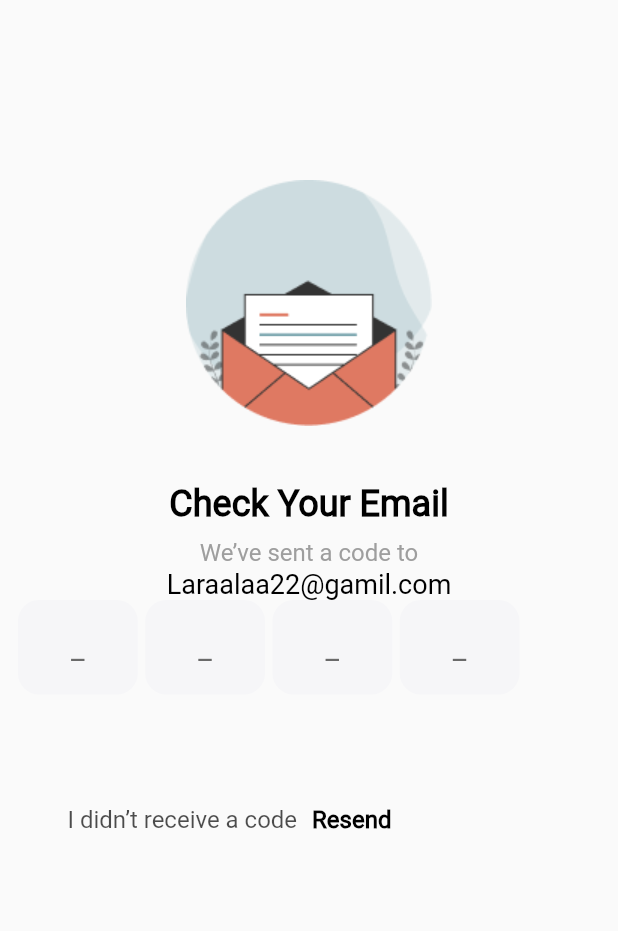
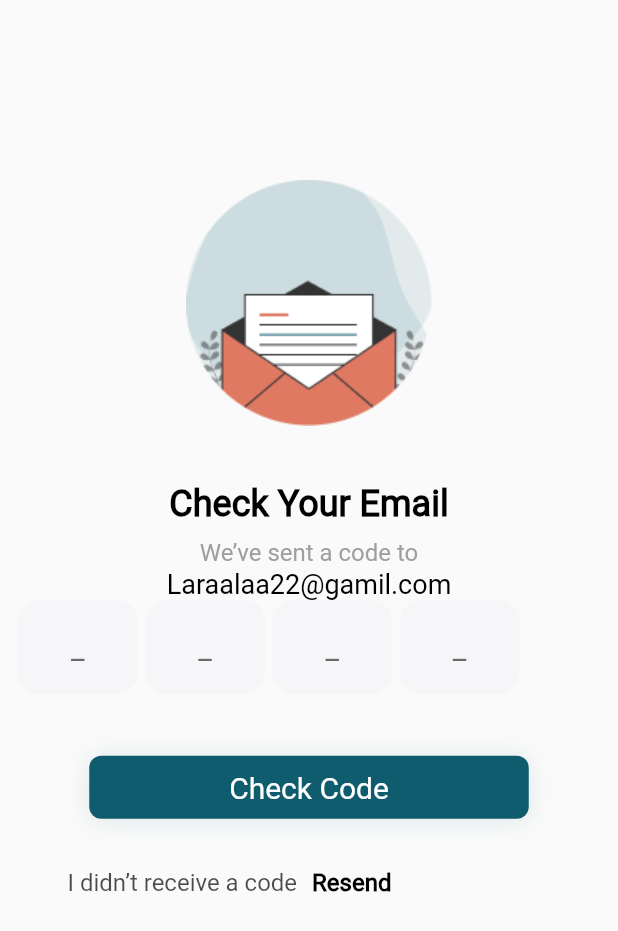
Before and after one commit to Farid322/final_project, a Flutter app: the CheckEmailDoctor screen opened by its route, on a phone screen of 412 x 824 dp. Shown: the top 931 px of the screen. Run offline on Flutter 3.47's test engine with Material 2 defaults, Android fonts, the phone set to English and light mode, and no system bars; our stand-ins replace bloc, cloud_firestore, dio, firebase_core, flutter_bloc, flutter_screenutil and 9 more; missing offline and left inert: flutter_timer_countdown; accounts and stored records are empty.

Commit message:
check email

```diff
--- /dev/null
+++ b/lib/Features/auth/data/code_model.dart
@@ -0,0 +1,15 @@
+class OtpModel {
+  String? status;
+
+  OtpModel({this.status});
+
+  OtpModel.fromJson(Map<String, dynamic> json) {
+    status = json['status'];
+  }
+
+  Map<String, dynamic> toJson() {
+    final Map<String, dynamic> data = new Map<String, dynamic>();
+    data['status'] = this.status;
+    return data;
+  }
+}
--- a/lib/Features/auth/peresentaion/views/screens/check_email_doctor.dart
+++ b/lib/Features/auth/peresentaion/views/screens/check_email_doctor.dart
@@ -1,13 +1,39 @@
 import 'package:flutter/material.dart';
-import 'package:graduation_project/Features/auth/peresentaion/widgets/otp_form.dart';
+import 'package:flutter_bloc/flutter_bloc.dart';
+import 'package:go_router/go_router.dart';
+import 'package:graduation_project/Features/auth/peresentaion/widgets/otp_form_widget.dart';
+import 'package:graduation_project/Features/auth/view_model/cubit/code_cubit.dart';
+import 'package:graduation_project/core/widgets/custom_button.dart';
+
+import '../../../../../core/funcations/show_toast.dart';
+import '../../../../../core/routes/app_routes.dart';
 
 class CheckEmailDoctor extends StatelessWidget {
-  const CheckEmailDoctor({super.key});
+  CheckEmailDoctor({super.key});
   static String id = 'CheckEmaildoctor';
+
+  final TextEditingController _firstController = TextEditingController();
+  final TextEditingController _secondController = TextEditingController();
+  final TextEditingController _thirdController = TextEditingController();
+  final TextEditingController _fourthController = TextEditingController();
   @override
   Widget build(BuildContext context) {
     return Scaffold(
-      body: Padding(
+      body: BlocProvider(
+        create: (context) => OtpCodeCubit(),
+        child: BlocConsumer<OtpCodeCubit, OtpCodeState>(
+          listener: (context, state) {
+            (previous, current) =>
+                current is OtpCodeSuccess || current is OtpCodeFailure;
+            (context, state) {
+              if (state is OtpCodeSuccess) {
+                GoRouter.of(context).push(RouterNames.ResetPasswordDoctor);
+              } else if (state is OtpCodeFailure) {
+                showToast(message: state.errMessage, state: ToastStates.ERROR);
+              }
+            };
+          },
+          builder: (context, state) => Padding(
             padding: const EdgeInsets.symmetric(horizontal: 12, vertical: 120),
             child: Column(
               children: [
@@ -51,21 +77,38 @@ class CheckEmailDoctor extends StatelessWidget {
                     fontWeight: FontWeight.w400,
                   ),
                 ),
-            const Row(
+                Row(
                   children: [
-                OtpForm(),
-                SizedBox(
+                    OtpFormWidget(
+                      textEditingController: _firstController,
+                    ),
+                    const SizedBox(
                       width: 5,
                     ),
-                OtpForm(),
-                SizedBox(width: 5),
-                OtpForm(),
-                SizedBox(width: 5),
-                OtpForm()
+                    OtpFormWidget(
+                      textEditingController: _secondController,
+                    ),
+                    const SizedBox(width: 5),
+                    OtpFormWidget(
+                      textEditingController: _thirdController,
+                    ),
+                    const SizedBox(width: 5),
+                    OtpFormWidget(
+                      textEditingController: _fourthController,
+                    )
                   ],
                 ),
                 const SizedBox(
                   height: 40,
+                ),
+                CustomButton(
+                  text: 'Check Code',
+                  onTap: () {
+                    BlocProvider.of<OtpCodeCubit>(context).sendOtpCode(
+                      resetCode:
+                          '${_firstController.text}${_secondController.text}${_thirdController.text}${_fourthController.text}',
+                    );
+                  },
                 ),
                 Padding(
                   padding: const EdgeInsets.all(33),
@@ -95,6 +138,8 @@ class CheckEmailDoctor extends StatelessWidget {
               ],
             ),
           ),
+        ),
+      ),
     );
   }
 }
--- a/lib/Features/auth/peresentaion/widgets/otp_form.dart
+++ b/lib/Features/auth/peresentaion/widgets/otp_form_widget.dart
@@ -1,8 +1,10 @@
 import 'package:flutter/material.dart';
 import 'package:flutter/services.dart';
 
-class OtpForm extends StatelessWidget {
-  const OtpForm({super.key});
+class OtpFormWidget extends StatelessWidget {
+  const OtpFormWidget({super.key, this.textEditingController});
+
+  final TextEditingController? textEditingController;
 
   @override
   Widget build(BuildContext context) {
@@ -11,6 +13,7 @@ class OtpForm extends StatelessWidget {
         width: 79.83,
         height: 63.86,
         child: TextFormField(
+          controller: textEditingController,
           onChanged: (value) {
             if (value.length == 1) {
               FocusScope.of(context).nextFocus();
--- /dev/null
+++ b/lib/Features/auth/view_model/cubit/code_state.dart
@@ -0,0 +1,20 @@
+part of 'code_cubit.dart';
+
+@immutable
+sealed class OtpCodeState {}
+
+final class OtpCodeInitial extends OtpCodeState {}
+
+final class OtpCodeLoading extends OtpCodeState {}
+
+final class OtpCodeSuccess extends OtpCodeState {
+  final OtpModel otpModel;
+
+  OtpCodeSuccess(this.otpModel);
+}
+
+final class OtpCodeFailure extends OtpCodeState {
+  final String errMessage;
+
+  OtpCodeFailure({required this.errMessage});
+}
--- a/lib/Features/auth/view_model/cubit/login_cubit.dart
+++ b/lib/Features/auth/view_model/cubit/login_cubit.dart
@@ -21,7 +21,7 @@ class LoginCubit extends Cubit<LoginState> {
         endPoint: ApiConstance.login,
         data: {'email': email, 'password': passWord},
       );
-      if (response.statusCode == 201) {
+      if (response.statusCode == 200) {
         loginModel = LoginModel.fromJson(response.data);
        // Session.saveSession(loginModel?);
         emit(LoginSuccess(loginModel!));
--- a/lib/core/network/api_constant.dart
+++ b/lib/core/network/api_constant.dart
@@ -1,8 +1,14 @@
 class ApiConstance {
-  static const String baseUrlDoctor =
-      'https://hemobelt.onrender.com/api/v1/';
+  static const String baseUrlDoctor = 'https://hemobelt.onrender.com/api/v1/';
 
   static const String login = 'auth/login';
   static const String signupdoctor = 'auth/signup';
   static const String forgetpassword = 'auth/forgotpassword';
+  static const String resetPassord = 'auth/forgotpassword';
+
+  static const String baseUrlPatient =
+      'https://api-hemobelt-n1q6.onrender.com/api/v1/';
+  static const String patientlogin = 'auth/login';
+  static const String signuppatient = 'auth/signup';
+  static const String forgetpasswordpatient = 'auth/forgotpassword';
 }
--- a/lib/core/routes/app_routes.dart
+++ b/lib/core/routes/app_routes.dart
@@ -291,11 +291,11 @@ abstract class AppRouter {
     ),
     GoRoute(
       path: RouterNames.CheckEmailDoctor,
-      builder: (context, state) => const CheckEmailDoctor(),
+      builder: (context, state) => CheckEmailDoctor(),
     ),
     GoRoute(
       path: RouterNames.EnterCodeDoctor,
-      builder: (context, state) => const EnterCodeDoctor(),
+      builder: (context, state) => EnterCodeDoctor(),
     ),
     GoRoute(
       path: RouterNames.AccountInfoPatient,
```
Also changed, not shown: lib/Features/auth/data/patient_signup_model.dart (added, +101 -0 lines), lib/Features/auth/peresentaion/views/screens/check_email.dart (+30 -14 lines), lib/Features/auth/view_model/cubit/code_cubit.dart (added, +48 -0 lines), lib/Features/auth/view_model/cubit/signup_patient_cubit.dart (added, +56 -0 lines), lib/Features/auth/view_model/cubit/signup_patient_state.dart (added, +18 -0 lines), lib/core/network/dio_helper.dart (+42 -42 lines). Lines whose indentation alone changed are shown as unchanged.
